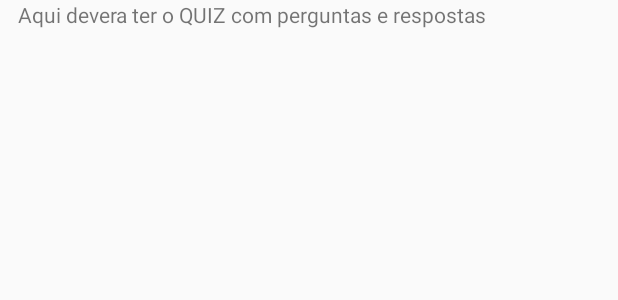
After one commit to damiana/app-android-ortodontech, an Android app: the layout activity_quiz.xml on its own in the app's theme, with its tools: preview values and no code run, on a phone screen of 412 x 824 dp. The commit adds this screen. Shown: the top 300 px of the screen. Run offline under Robolectric (Android 15) with nearby library versions, the phone set to English and light mode, and no system bars.

Commit message:
criada as activitys para webview e quiz.

```diff
--- a/app/src/main/java/br/ortodontech/NotificacaoReceiver.java
+++ b/app/src/main/java/br/ortodontech/NotificacaoReceiver.java
@@ -28,7 +28,7 @@ public class NotificacaoReceiver extends BroadcastReceiver {
 
     private void enviarNotificacao(String title, String message, Context contexto) {
 
-        Intent intent = new Intent(contexto, PerfilActivity.class);
+        Intent intent = new Intent(contexto, QuizActivity.class);
 
         intent.addFlags(Intent.FLAG_ACTIVITY_CLEAR_TOP);
         PendingIntent pendingIntent = PendingIntent.getActivity(contexto, 0 /* Request code */, intent,
--- /dev/null
+++ b/app/src/main/res/layout/activity_quiz.xml
@@ -0,0 +1,21 @@
+<RelativeLayout xmlns:android="http://schemas.android.com/apk/res/android"
+    xmlns:app="http://schemas.android.com/apk/res-auto"
+    android:id="@+id/LinearLayout3"
+    android:layout_width="match_parent"
+    android:layout_height="match_parent"
+    android:orientation="horizontal" >
+
+
+    <TextView
+        android:id="@+id/txtNome"
+        android:layout_width="wrap_content"
+        android:layout_height="wrap_content"
+        android:layout_alignParentLeft="true"
+        android:layout_below="@+id/imageView"
+        android:layout_marginLeft="12dp"
+        android:text="@string/quizFrase" />
+
+
+
+
+</RelativeLayout>
--- a/app/src/main/res/values/strings.xml
+++ b/app/src/main/res/values/strings.xml
@@ -11,4 +11,6 @@
     <string name="loginEmail">E-mail</string>
     <string name="nickname">Nickname</string>
     <string name="btnEditarPerfil">Salvar Perfil </string>
+
+    <string name="quizFrase">Aqui devera ter o QUIZ com perguntas e respostas </string>
 </resources>
```
Also changed, not shown: app/src/main/AndroidManifest.xml (+7 -0 lines), app/src/main/java/br/ortodontech/MainActivity.java (+4 -3 lines), app/src/main/java/br/ortodontech/QuizActivity.java (added, +13 -0 lines), app/src/main/java/br/ortodontech/WebViewConteudoActivity.java (added, +19 -0 lines), app/src/main/res/layout/activity_webview.xml (added, +16 -0 lines).
